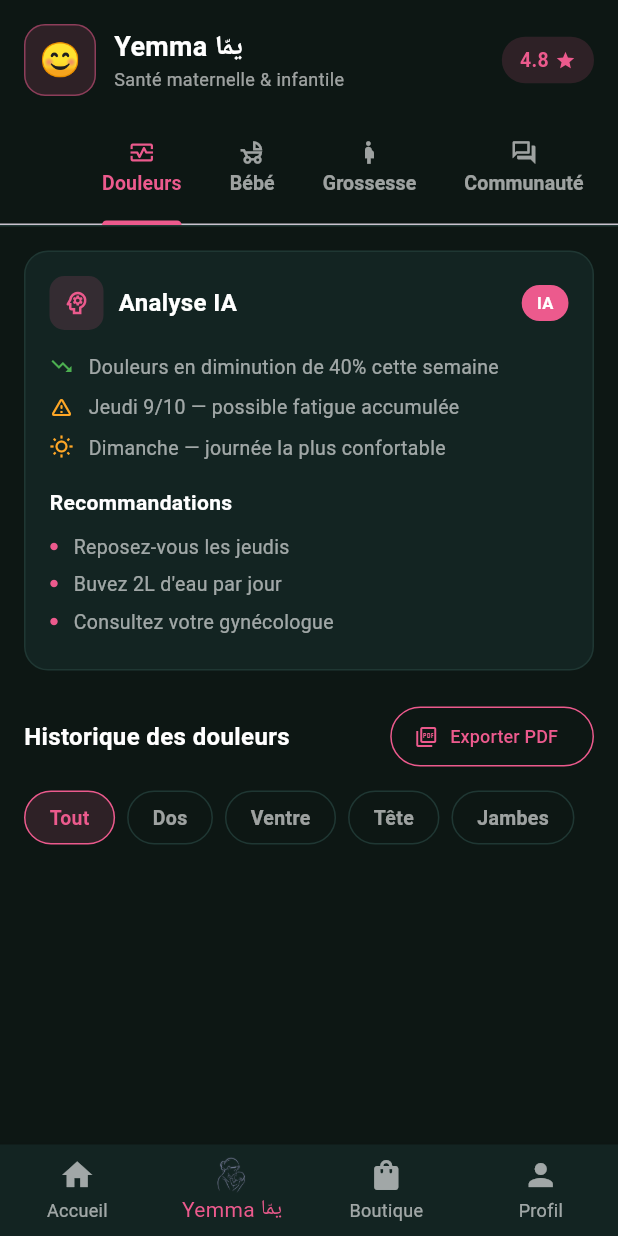
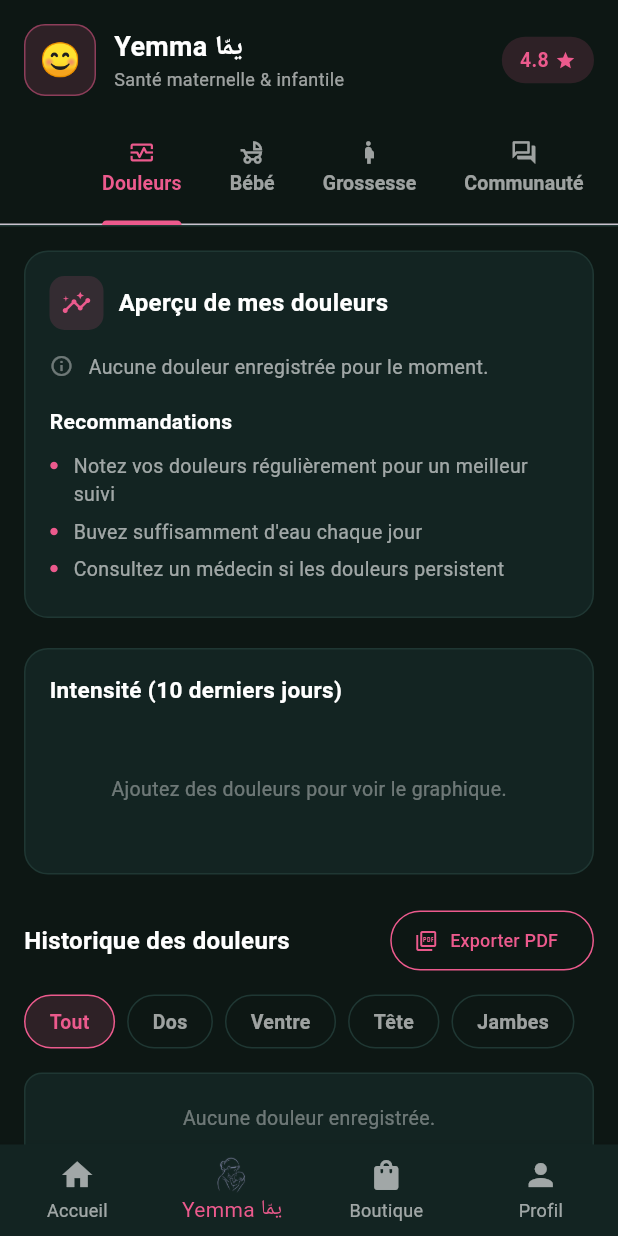
Before and after one commit to pfemoonbou-netizen/medicaclic, a Flutter app: the HomeScreen screen opened by its route, item 2 of the bottom bar chosen, on a phone screen of 412 x 824 dp. Run offline on Flutter 3.47's test engine with Material 3 defaults, Android fonts, the phone set to English and light mode, and no system bars; our stand-ins replace file_picker, flutter_map, geolocator, go_router, image_picker, latlong2 and 1 more; accounts and stored records are empty; network calls fail.

Commit message:
Yemma: graphique d'intensite des douleurs + fix crash profil bebe
- Douleurs: graphique en barres de l'intensite (10 derniers jours),
  statistiques reelles (moyenne, tendance, zone frequente) calculees
  dans l'app, sans IA (gratuit).
- Bebe: correction du crash 'Provider<YemmaProvider> not found' a
  l'ouverture du formulaire (provider capture + ChangeNotifierProvider.value)
  et correction du debordement (SingleChildScrollView).

Co-Authored-By: Claude Opus 4.8 <noreply@anthropic.com>
Claude-Session: https://claude.ai/code/session_01Qugv98F72eF1ZMSTqq2YCm

```diff
--- a/lib/screens/yemma/widgets/baby_tab.dart
+++ b/lib/screens/yemma/widgets/baby_tab.dart
@@ -176,12 +176,16 @@ class BabyTab extends StatelessWidget {
   }
 
   void _showCreateBabyProfileSheet(BuildContext context) {
+    final provider = context.read<YemmaProvider>();
     showModalBottomSheet(
       context: context,
       isScrollControlled: true,
       backgroundColor: Colors.transparent,
       barrierColor: const Color(0x99000000),
-      builder: (context) => const _BabyProfileForm(),
+      builder: (_) => ChangeNotifierProvider.value(
+        value: provider,
+        child: const _BabyProfileForm(),
+      ),
     );
   }
 }
@@ -237,6 +241,7 @@ class _BabyProfileFormState extends State<_BabyProfileForm> {
       child: Container(
         padding: const EdgeInsets.all(20),
         decoration: const BoxDecoration(color: YemmaColors.card, borderRadius: BorderRadius.vertical(top: Radius.circular(24))),
+        child: SingleChildScrollView(
         child: Column(
           mainAxisSize: MainAxisSize.min,
           crossAxisAlignment: CrossAxisAlignment.start,
@@ -318,6 +323,7 @@ class _BabyProfileFormState extends State<_BabyProfileForm> {
             const SizedBox(height: 10),
           ],
         ),
+        ),
       ),
     );
   }
--- a/lib/screens/yemma/widgets/pain_tab.dart
+++ b/lib/screens/yemma/widgets/pain_tab.dart
@@ -12,6 +12,46 @@ class PainTab extends StatelessWidget {
   @override
   Widget build(BuildContext context) {
     final yemma = context.watch<YemmaProvider>();
+
+    // Données réelles (triées par date croissante), respectent le filtre de zone.
+    final entries = List<PainEntry>.from(yemma.filteredPainEntries)..sort((a, b) => a.date.compareTo(b.date));
+    final hasData = entries.isNotEmpty;
+
+    // Statistiques calculées dans l'app (gratuit, sans IA).
+    final double avg = hasData ? entries.map((e) => e.severity).reduce((a, b) => a + b) / entries.length : 0;
+
+    String trendText = 'Pas assez de données pour une tendance.';
+    IconData trendIcon = Icons.trending_flat;
+    Color trendColor = YemmaColors.textFaint;
+    if (entries.length >= 4) {
+      final half = entries.length ~/ 2;
+      final firstAvg = entries.sublist(0, half).map((e) => e.severity).reduce((a, b) => a + b) / half;
+      final secondAvg = entries.sublist(half).map((e) => e.severity).reduce((a, b) => a + b) / (entries.length - half);
+      final diff = secondAvg - firstAvg;
+      final pct = firstAvg == 0 ? 0 : (diff.abs() / firstAvg * 100).round();
+      if (diff < -0.3) {
+        trendText = 'Douleurs en baisse de $pct% récemment';
+        trendIcon = Icons.trending_down;
+        trendColor = YemmaColors.green;
+      } else if (diff > 0.3) {
+        trendText = 'Douleurs en hausse de $pct% récemment';
+        trendIcon = Icons.trending_up;
+        trendColor = YemmaColors.orange;
+      } else {
+        trendText = 'Douleurs stables récemment';
+        trendIcon = Icons.trending_flat;
+        trendColor = YemmaColors.blue;
+      }
+    }
+
+    String topZone = '—';
+    if (hasData) {
+      final counts = <String, int>{};
+      for (final e in entries) {
+        counts[e.location] = (counts[e.location] ?? 0) + 1;
+      }
+      topZone = counts.entries.reduce((a, b) => a.value >= b.value ? a : b).key;
+    }
 
     return ListView(
       padding: const EdgeInsets.all(16),
@@ -28,32 +68,33 @@ class PainTab extends StatelessWidget {
                     width: 36,
                     height: 36,
                     decoration: BoxDecoration(color: YemmaColors.pink.withValues(alpha: 0.15), borderRadius: BorderRadius.circular(10)),
-                    child: const Icon(Icons.psychology_outlined, color: YemmaColors.pink, size: 20),
+                    child: const Icon(Icons.insights_outlined, color: YemmaColors.pink, size: 20),
                   ),
                   const SizedBox(width: 10),
-                  const Expanded(child: Text('Analyse IA', style: TextStyle(color: YemmaColors.textPrimary, fontSize: 16, fontWeight: FontWeight.w700))),
-                  Container(
-                    padding: const EdgeInsets.symmetric(horizontal: 10, vertical: 4),
-                    decoration: BoxDecoration(color: YemmaColors.pink, borderRadius: BorderRadius.circular(20)),
-                    child: const Text('IA', style: TextStyle(color: Colors.white, fontSize: 11, fontWeight: FontWeight.w700)),
-                  ),
+                  const Expanded(child: Text('Aperçu de mes douleurs', style: TextStyle(color: YemmaColors.textPrimary, fontSize: 16, fontWeight: FontWeight.w700))),
                 ],
               ),
               const SizedBox(height: 16),
-              _insightRow(Icons.trending_down, YemmaColors.green, 'Douleurs en diminution de 40% cette semaine'),
-              const SizedBox(height: 10),
-              _insightRow(Icons.warning_amber_rounded, YemmaColors.orange, 'Jeudi 9/10 — possible fatigue accumulée'),
-              const SizedBox(height: 10),
-              _insightRow(Icons.wb_sunny_outlined, YemmaColors.orange, 'Dimanche — journée la plus confortable'),
+              if (!hasData)
+                _insightRow(Icons.info_outline, YemmaColors.textFaint, 'Aucune douleur enregistrée pour le moment.')
+              else ...[
+                _insightRow(Icons.speed, YemmaColors.severityColor(avg.round()), 'Intensité moyenne : ${avg.toStringAsFixed(1)}/10'),
+                const SizedBox(height: 10),
+                _insightRow(trendIcon, trendColor, trendText),
+                const SizedBox(height: 10),
+                _insightRow(Icons.my_location, YemmaColors.pink, 'Zone la plus fréquente : $topZone'),
+              ],
               const SizedBox(height: 18),
               const Text('Recommandations', style: TextStyle(color: YemmaColors.textPrimary, fontSize: 14, fontWeight: FontWeight.w700)),
               const SizedBox(height: 10),
-              _bullet('Reposez-vous les jeudis'),
-              _bullet('Buvez 2L d\'eau par jour'),
-              _bullet('Consultez votre gynécologue'),
+              _bullet('Notez vos douleurs régulièrement pour un meilleur suivi'),
+              _bullet('Buvez suffisamment d\'eau chaque jour'),
+              _bullet('Consultez un médecin si les douleurs persistent'),
             ],
           ),
         ),
+        const SizedBox(height: 20),
+        _painChart(entries),
         const SizedBox(height: 20),
         Row(
           mainAxisAlignment: MainAxisAlignment.spaceBetween,
@@ -93,7 +134,14 @@ class PainTab extends StatelessWidget {
           ),
         ),
         const SizedBox(height: 16),
-        ...yemma.filteredPainEntries.map((entry) {
+        if (!hasData)
+          Container(
+            padding: const EdgeInsets.all(20),
+            alignment: Alignment.center,
+            decoration: BoxDecoration(color: YemmaColors.card, borderRadius: BorderRadius.circular(12), border: Border.all(color: YemmaColors.border)),
+            child: const Text('Aucune douleur enregistrée.', style: TextStyle(color: YemmaColors.textFaint, fontSize: 13)),
+          ),
+        ...entries.reversed.map((entry) {
           final color = YemmaColors.severityColor(entry.severity);
           return Container(
             margin: const EdgeInsets.only(bottom: 12),
@@ -128,6 +176,57 @@ class PainTab extends StatelessWidget {
     );
   }
 
+  Widget _painChart(List<PainEntry> entries) {
+    final recent = entries.length > 10 ? entries.sublist(entries.length - 10) : entries;
+    return Container(
+      padding: const EdgeInsets.all(16),
+      decoration: BoxDecoration(color: YemmaColors.card, borderRadius: BorderRadius.circular(16), border: Border.all(color: YemmaColors.border)),
+      child: Column(
+        crossAxisAlignment: CrossAxisAlignment.start,
+        children: [
+          const Text('Intensité (10 derniers jours)', style: TextStyle(color: YemmaColors.textPrimary, fontSize: 15, fontWeight: FontWeight.w700)),
+          const SizedBox(height: 16),
+          if (recent.isEmpty)
+            const SizedBox(
+              height: 80,
+              child: Center(child: Text('Ajoutez des douleurs pour voir le graphique.', style: TextStyle(color: YemmaColors.textFaint, fontSize: 13))),
+            )
+          else
+            SizedBox(
+              height: 170,
+              child: Row(
+                crossAxisAlignment: CrossAxisAlignment.end,
+                children: recent.map((e) {
+                  final color = YemmaColors.severityColor(e.severity);
+                  return Expanded(
+                    child: Padding(
+                      padding: const EdgeInsets.symmetric(horizontal: 3),
+                      child: Column(
+                        mainAxisAlignment: MainAxisAlignment.end,
+                        children: [
+                          Text('${e.severity}', style: TextStyle(color: color, fontSize: 10, fontWeight: FontWeight.w700)),
+                          const SizedBox(height: 4),
+                          Container(
+                            height: 8 + (e.severity / 10) * 110,
+                            decoration: BoxDecoration(
+                              color: color,
+                              borderRadius: const BorderRadius.vertical(top: Radius.circular(6)),
+                            ),
+                          ),
+                          const SizedBox(height: 6),
+                          Text('${e.date.day}/${e.date.month}', style: const TextStyle(color: YemmaColors.textFaint, fontSize: 9)),
+                        ],
+                      ),
+                    ),
+                  );
+                }).toList(),
+              ),
+            ),
+        ],
+      ),
+    );
+  }
+
   Widget _insightRow(IconData icon, Color color, String text) {
     return Row(
       crossAxisAlignment: CrossAxisAlignment.start,
```
